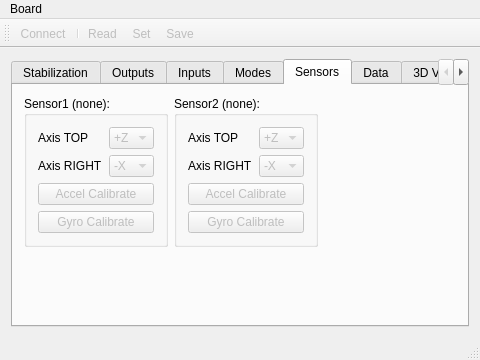
This is Configurator/mainwindow.ui in tovax/EvvGC-PLUS as Qt 5 draws it before an edit. The edited form follows.
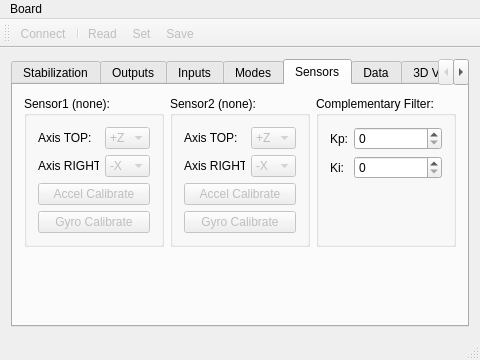
This is the edited form. The open tabs and pages were chosen to show the change. Custom widgets are drawn as their Qt base class.

Diff of the .ui file:
```diff
--- a/Configurator/mainwindow.ui
+++ b/Configurator/mainwindow.ui
@@ -1740,7 +1740,7 @@
            <item row="0" column="0">
             <widget class="QLabel" name="labelSensor1AxisTop">
              <property name="text">
-              <string>Axis TOP</string>
+              <string>Axis TOP:</string>
              </property>
              <property name="textFormat">
               <enum>Qt::PlainText</enum>
@@ -1750,7 +1750,7 @@
            <item row="1" column="0">
             <widget class="QLabel" name="labelSensor1AxisRight">
              <property name="text">
-              <string>Axis RIGHT</string>
+              <string>Axis RIGHT:</string>
              </property>
              <property name="textFormat">
               <enum>Qt::PlainText</enum>
@@ -1780,32 +1780,6 @@
           </layout>
          </widget>
         </item>
-        <item row="1" column="0">
-         <spacer name="verticalSpacer_5">
-          <property name="orientation">
-           <enum>Qt::Vertical</enum>
-          </property>
-          <property name="sizeHint" stdset="0">
-           <size>
-            <width>20</width>
-            <height>40</height>
-           </size>
-          </property>
-         </spacer>
-        </item>
-        <item row="0" column="2">
-         <spacer name="horizontalSpacer">
-          <property name="orientation">
-           <enum>Qt::Horizontal</enum>
-          </property>
-          <property name="sizeHint" stdset="0">
-           <size>
-            <width>40</width>
-            <height>20</height>
-           </size>
-          </property>
-         </spacer>
-        </item>
         <item row="0" column="1">
          <widget class="QGroupBox" name="groupSensor2">
           <property name="enabled">
@@ -1864,7 +1838,7 @@
            <item row="1" column="0">
             <widget class="QLabel" name="labelSensor2AxisRight">
              <property name="text">
-              <string>Axis RIGHT</string>
+              <string>Axis RIGHT:</string>
              </property>
              <property name="textFormat">
               <enum>Qt::PlainText</enum>
@@ -1874,7 +1848,7 @@
            <item row="0" column="0">
             <widget class="QLabel" name="labelSensor2AxisTop">
              <property name="text">
-              <string>Axis TOP</string>
+              <string>Axis TOP:</string>
              </property>
              <property name="textFormat">
               <enum>Qt::PlainText</enum>
@@ -1944,6 +1918,69 @@
           </layout>
          </widget>
         </item>
+        <item row="1" column="0">
+         <spacer name="verticalSpacer_5">
+          <property name="orientation">
+           <enum>Qt::Vertical</enum>
+          </property>
+          <property name="sizeHint" stdset="0">
+           <size>
+            <width>20</width>
+            <height>40</height>
+           </size>
+          </property>
+         </spacer>
+        </item>
+        <item row="0" column="3">
+         <spacer name="horizontalSpacer">
+          <property name="orientation">
+           <enum>Qt::Horizontal</enum>
+          </property>
+          <property name="sizeHint" stdset="0">
+           <size>
+            <width>40</width>
+            <height>20</height>
+           </size>
+          </property>
+         </spacer>
+        </item>
+        <item row="0" column="2">
+         <widget class="QGroupBox" name="groupCFilter">
+          <property name="title">
+           <string>Complementary Filter:</string>
+          </property>
+          <layout class="QFormLayout" name="formLayout">
+           <item row="0" column="0">
+            <widget class="QLabel" name="labelKp">
+             <property name="text">
+              <string>Kp:</string>
+             </property>
+            </widget>
+           </item>
+           <item row="0" column="1">
+            <widget class="QSpinBox" name="spinCFKp">
+             <property name="maximum">
+              <number>255</number>
+             </property>
+            </widget>
+           </item>
+           <item row="1" column="0">
+            <widget class="QLabel" name="labelKi">
+             <property name="text">
+              <string>Ki:</string>
+             </property>
+            </widget>
+           </item>
+           <item row="1" column="1">
+            <widget class="QSpinBox" name="spinCFKi">
+             <property name="maximum">
+              <number>255</number>
+             </property>
+            </widget>
+           </item>
+          </layout>
+         </widget>
+        </item>
        </layout>
       </widget>
       <widget class="QWidget" name="tabData">
```
Left out of the diff: 23 changed lines with no effect on the pictures.
